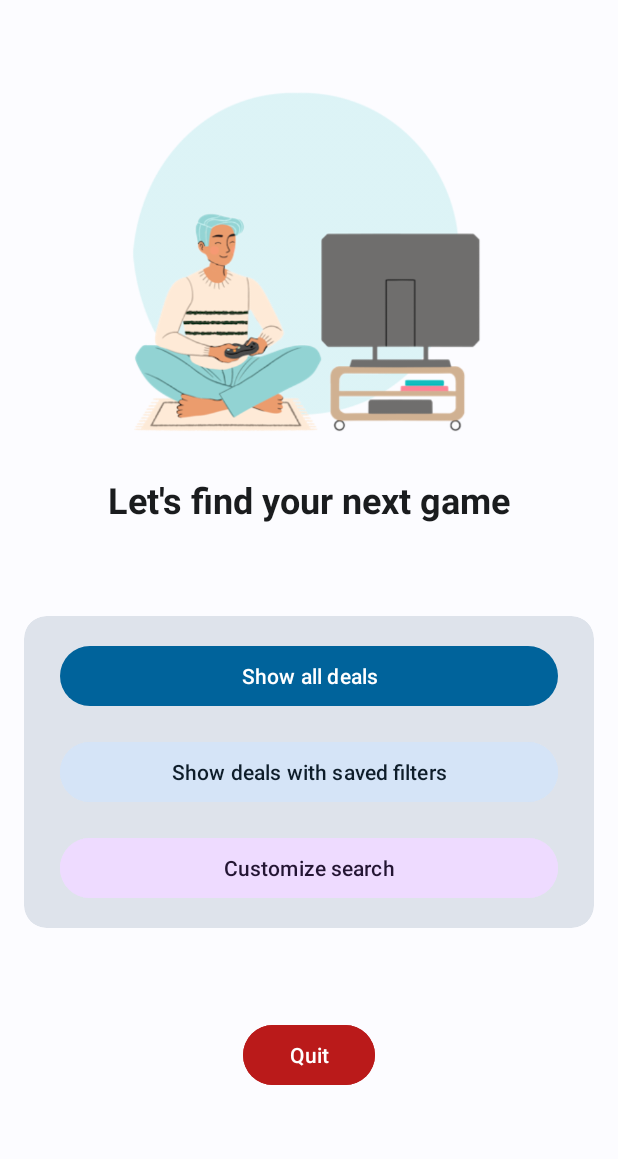
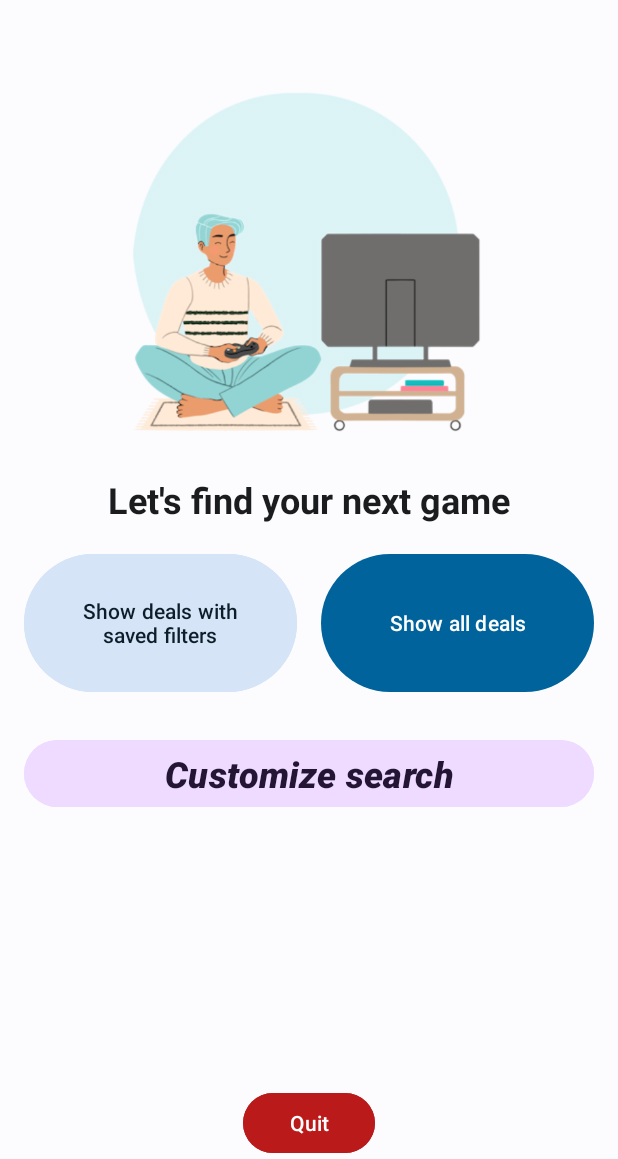
Before and after one commit to Didiloy/PromoHub, an Android app: the screen it shows after launch (MainActivity), on a phone screen of 412 x 824 dp, the part 77-1236 px from its top. Run offline under Robolectric (Android 15) with nearby library versions, the phone set to English and light mode, and no system bars.

Commit message:
modified activity_main.xml layout

```diff
--- a/app/src/main/java/com/github/didiloy/promohub/select_deals_price_parameters/SelectDealsPriceParametersActivity.java
+++ b/app/src/main/java/com/github/didiloy/promohub/select_deals_price_parameters/SelectDealsPriceParametersActivity.java
@@ -13,7 +13,6 @@ import androidx.core.graphics.Insets;
 import androidx.core.view.ViewCompat;
 import androidx.core.view.WindowInsetsCompat;
 
-import com.github.didiloy.promohub.MainActivity;
 import com.github.didiloy.promohub.R;
 import com.github.didiloy.promohub.results.ResultsActivity;
 import com.google.android.material.slider.RangeSlider;
--- a/app/src/main/res/layout/activity_main.xml
+++ b/app/src/main/res/layout/activity_main.xml
@@ -68,72 +68,72 @@
         app:layout_constraintStart_toStartOf="parent"
         app:layout_constraintTop_toBottomOf="@+id/imageView" />
 
-    <androidx.cardview.widget.CardView
-        android:id="@+id/cardView"
-        android:layout_width="0dp"
-        android:layout_height="wrap_content"
-        android:layout_marginStart="16dp"
-        android:layout_marginTop="16dp"
-        android:layout_marginEnd="16dp"
-        android:layout_marginBottom="16dp"
-        android:backgroundTint="?attr/colorSurfaceVariant"
-        app:cardBackgroundColor="?attr/colorSurfaceVariant"
-        app:cardCornerRadius="15dp"
-        app:cardElevation="0dp"
-        app:layout_constraintBottom_toTopOf="@+id/button_quit"
-        app:layout_constraintEnd_toEndOf="parent"
-        app:layout_constraintStart_toStartOf="parent"
-        app:layout_constraintTop_toBottomOf="@+id/textView">
+<!--    <androidx.cardview.widget.CardView-->
+<!--        android:id="@+id/cardView"-->
+<!--        android:layout_width="0dp"-->
+<!--        android:layout_height="wrap_content"-->
+<!--        android:layout_marginStart="16dp"-->
+<!--        android:layout_marginTop="16dp"-->
+<!--        android:layout_marginEnd="16dp"-->
+<!--        android:layout_marginBottom="16dp"-->
+<!--        android:backgroundTint="?attr/colorSurfaceVariant"-->
+<!--        app:cardBackgroundColor="?attr/colorSurfaceVariant"-->
+<!--        app:cardCornerRadius="15dp"-->
+<!--        app:cardElevation="0dp"-->
+<!--        app:layout_constraintBottom_toTopOf="@+id/button_quit"-->
+<!--        app:layout_constraintEnd_toEndOf="parent"-->
+<!--        app:layout_constraintStart_toStartOf="parent"-->
+<!--        app:layout_constraintTop_toBottomOf="@+id/textView">-->
 
-        <androidx.constraintlayout.widget.ConstraintLayout
-            android:layout_width="match_parent"
-            android:layout_height="match_parent">
+<!--        <androidx.constraintlayout.widget.ConstraintLayout-->
+<!--            android:layout_width="match_parent"-->
+<!--            android:layout_height="match_parent">-->
 
     <Button
         android:id="@+id/button_show_all_deals"
         android:layout_width="0dp"
-                android:layout_height="wrap_content"
-                android:layout_marginStart="24dp"
+        android:layout_height="100dp"
+        android:layout_marginStart="8dp"
         android:layout_marginTop="16dp"
-                android:layout_marginEnd="24dp"
+        android:layout_marginEnd="16dp"
         android:text="@string/home_show_all_deals"
         app:layout_constraintEnd_toEndOf="parent"
-                app:layout_constraintStart_toStartOf="parent"
-                app:layout_constraintTop_toTopOf="parent" />
+        app:layout_constraintTop_toBottomOf="@id/textView"
+        app:layout_constraintStart_toEndOf="@id/button_show_deals_with_saved_filters"/>
 
 
     <Button
         android:id="@+id/button_show_deals_with_saved_filters"
         android:layout_width="0dp"
-                android:layout_height="wrap_content"
-                android:layout_marginStart="24dp"
+        android:layout_height="100dp"
+        android:layout_marginStart="16dp"
+        android:layout_marginEnd="8dp"
         android:layout_marginTop="16dp"
-                android:layout_marginEnd="24dp"
         android:backgroundTint="?attr/colorSecondaryContainer"
         android:text="@string/show_deals_with_saved_filters"
         android:textColor="?attr/colorOnSecondaryContainer"
-                app:layout_constraintEnd_toEndOf="parent"
+        app:layout_constraintEnd_toStartOf="@id/button_show_all_deals"
         app:layout_constraintStart_toStartOf="parent"
-                app:layout_constraintTop_toBottomOf="@+id/button_show_all_deals" />
+        app:layout_constraintTop_toBottomOf="@id/textView"/>
 
     <Button
         android:id="@+id/button_customize_search"
         android:layout_width="0dp"
         android:layout_height="wrap_content"
-                android:layout_marginStart="24dp"
-                android:layout_marginTop="16dp"
-                android:layout_marginEnd="24dp"
-                android:layout_marginBottom="16dp"
+        android:layout_marginStart="16dp"
+        android:layout_marginTop="24dp"
+        android:layout_marginEnd="16dp"
         android:backgroundTint="?attr/colorTertiaryContainer"
         android:onClick="onButtonCustomizeSearchClick"
         android:text="@string/home_customize_search"
         android:textColor="?attr/colorOnTertiaryContainer"
-                app:layout_constraintBottom_toBottomOf="parent"
+        android:textSize="24sp"
+        android:textStyle="bold|italic"
         app:layout_constraintEnd_toEndOf="parent"
         app:layout_constraintStart_toStartOf="parent"
         app:layout_constraintTop_toBottomOf="@+id/button_show_deals_with_saved_filters" />
-        </androidx.constraintlayout.widget.ConstraintLayout>
-    </androidx.cardview.widget.CardView>
+<!--        </androidx.constraintlayout.widget.ConstraintLayout>-->
+<!--    </androidx.cardview.widget.CardView>-->
 
     <Button
         android:id="@+id/button_quit"
@@ -145,7 +145,6 @@
         android:textColor="?attr/colorOnError"
         app:layout_constraintBottom_toBottomOf="parent"
         app:layout_constraintEnd_toEndOf="parent"
-        app:layout_constraintStart_toStartOf="parent"
-        app:layout_constraintTop_toBottomOf="@+id/cardView" />
+        app:layout_constraintStart_toStartOf="parent" />
 
 </androidx.constraintlayout.widget.ConstraintLayout>
```
Lines whose indentation alone changed are shown as unchanged.
